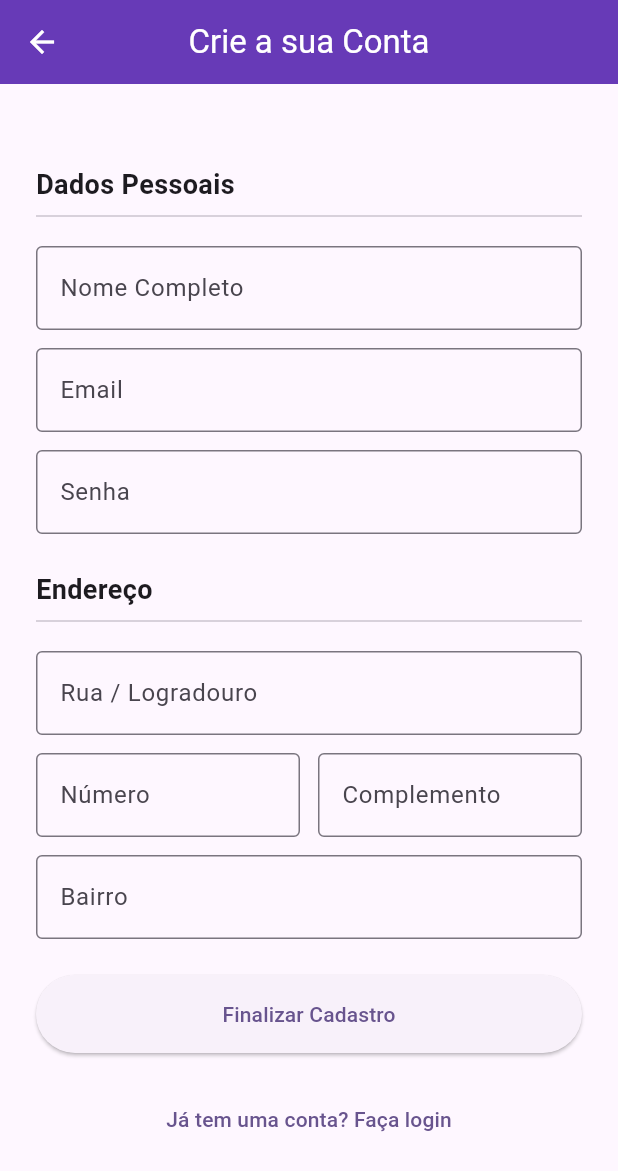
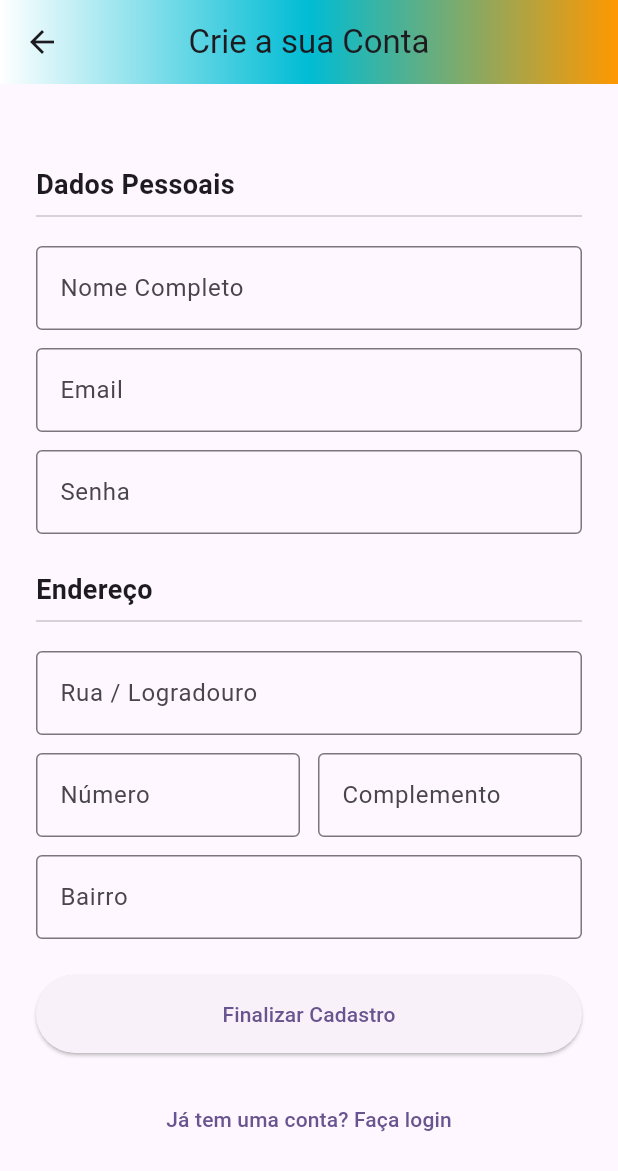
Before and after one commit to Leonardosluna/PetTour_app, a Flutter app: the RegistrationScreen screen opened directly, on a phone screen of 412 x 824 dp. Shown: the top 1171 px of the screen. Run offline on Flutter 3.47's test engine with Material 3 defaults, Android fonts, the light colour scheme and no system bars; our stand-ins replace shared_preferences; accounts and stored records are empty; network calls fail.

Commit message:
Atualização versão pré final

```diff
--- a/lib/api_service.dart
+++ b/lib/api_service.dart
@@ -8,7 +8,8 @@ import 'models/agendamento_detalhes.dart';
 class ApiService {
   // ATENÇÃO: Escolha a URL correta para o seu ambiente de teste!
   // Se estiver a usar o Emulador Android:
-  static const String _baseUrl = 'http://localhost:8080';
+  static const String _baseUrl = 'http://10.136.65.139:8080';
+
   // Se estiver a usar o Chrome (Web):
   // static const String _baseUrl = 'http://localhost:5000'; // Lembre-se que fixámos a porta 5000 para web
 
@@ -67,7 +68,6 @@ class ApiService {
       'complemento': complemento,
       'bairro': bairro,
     });
-    print(">>> [FLUTTER ENVIOU] JSON de Registro: $body");
     try {
       final response = await http.post(
         url,
@@ -111,7 +111,7 @@ class ApiService {
         throw Exception('Falha ao carregar os serviços.');
       }
     } catch (e) {
-      throw Exception('Erro de conexão: $e');
+      throw Exception('Erro de conexão000000: $e');
     }
   }
 
@@ -235,7 +235,7 @@ class ApiService {
       );
       return response.statusCode == 201;
     } catch (e) {
-      print('Erro ao criar agendamento: $e');
+      // print('Erro ao criar agendamento: $e');
       return false;
     }
   }
--- a/lib/pages/registration_screen.dart
+++ b/lib/pages/registration_screen.dart
@@ -62,9 +62,20 @@ class _RegistrationScreenState extends State<RegistrationScreen> {
     return Scaffold(
       appBar: AppBar(
         title: const Text('Crie a sua Conta'),
+        flexibleSpace: Container(
+          decoration: const BoxDecoration(
+            gradient: LinearGradient(
+              colors: [
+                Colors.white, // Cor inicial (esquerda)
+                Colors.cyan, // Cor do meio (azul turquesa)
+                Colors.orange, // Cor final (direita)
+              ],
+              begin: Alignment.centerLeft,
+              end: Alignment.centerRight,
+            ),
+          ),
+        ),
         centerTitle: true,
-        backgroundColor: Colors.deepPurple,
-        foregroundColor: Colors.white,
       ),
       // --- ESTRUTURA DE RESPONSIVIDADE ADICIONADA ---
       body: Center(
--- a/pubspec.yaml
+++ b/pubspec.yaml
@@ -38,6 +38,7 @@ dependencies:
   cupertino_icons: ^1.0.8
   http: ^1.2.1
   shared_preferences: ^2.2.3
+  dio: ^5.9.0
 
 dev_dependencies:
   flutter_test:
```
Also changed, not shown: pubspec.lock, 1 other file.
